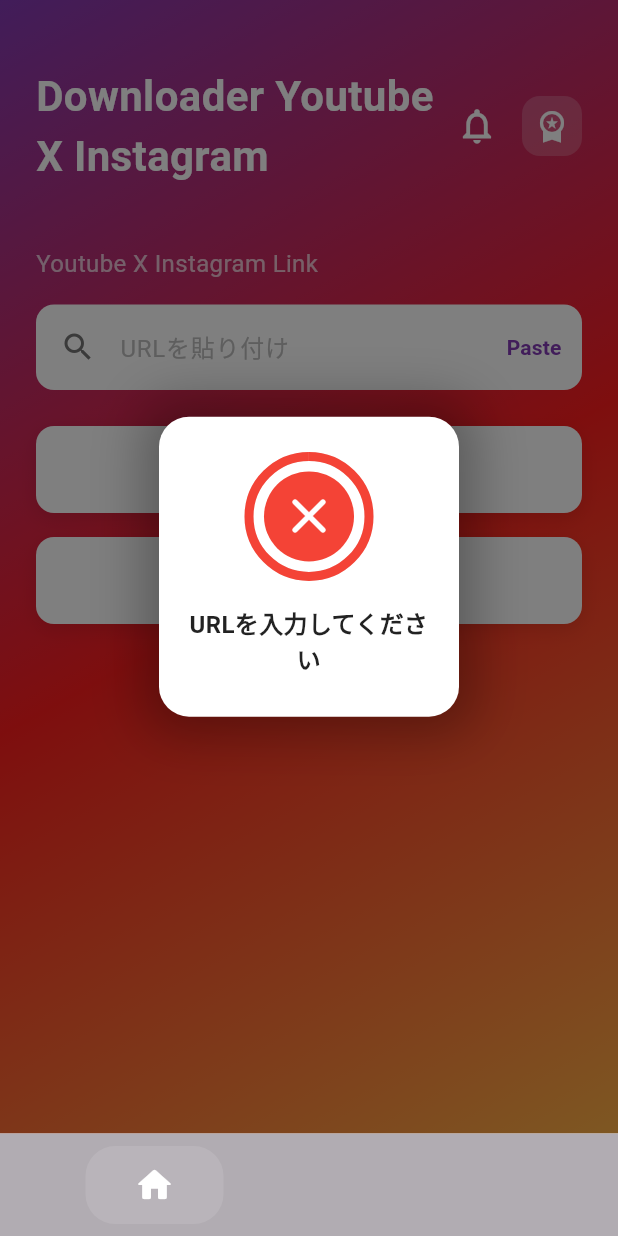
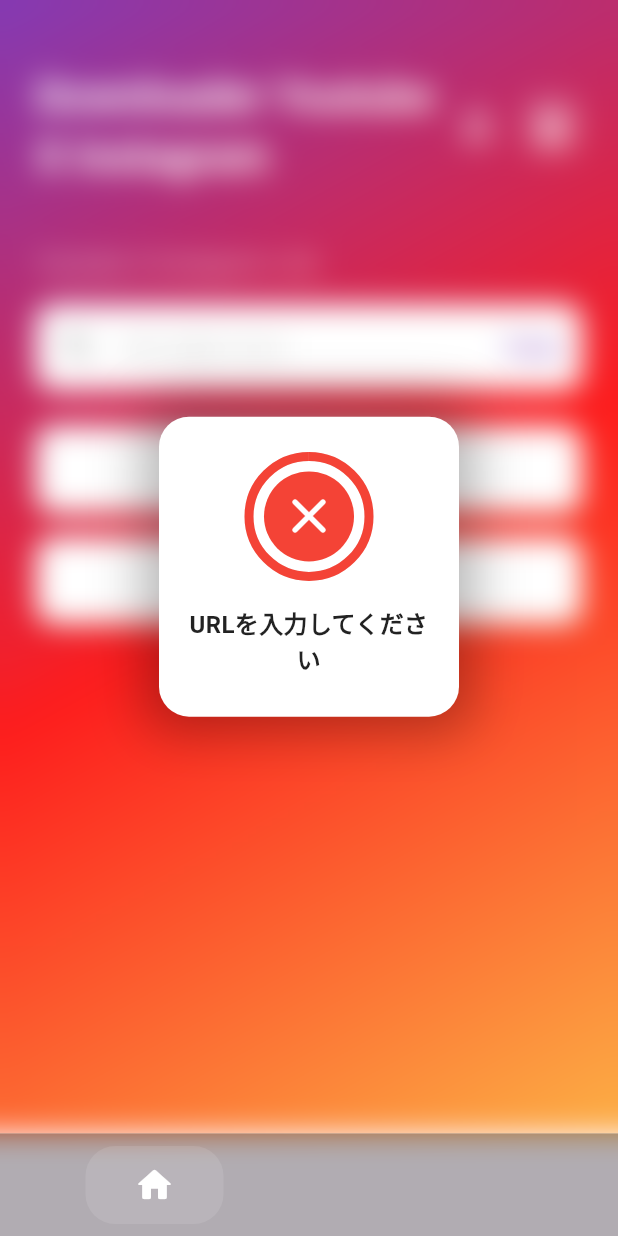
Before and after one commit to Mitchy03/video-saver-app, a Flutter app: the screen it shows after launch, after a tap on "Download", on a phone screen of 412 x 824 dp. Run offline on Flutter 3.47's test engine with Material 3 defaults, Android fonts, the phone set to English and light mode, and no system bars; drawn by our look-alikes of flutter_animate; our stand-ins replace confetti, google_mobile_ads, shared_preferences; missing offline and left inert: process_run, purchases_flutter.

Commit message:
Add blurred overlay and popups to download screen

```diff
--- a/lib/screens/download_screen.dart
+++ b/lib/screens/download_screen.dart
@@ -1,4 +1,5 @@
 import 'dart:async';
+import 'dart:ui';
 
 import 'package:flutter/material.dart';
 import 'package:flutter_animate/flutter_animate.dart';
@@ -119,6 +120,7 @@ class _ModernDownloadScreenState extends State<ModernDownloadScreen> {
     return Scaffold(
       body: Stack(
         children: [
+          // 背景
           Container(
             decoration: BoxDecoration(
               gradient: LinearGradient(
@@ -155,18 +157,26 @@ class _ModernDownloadScreenState extends State<ModernDownloadScreen> {
             ),
           ),
 
-          // Apple Pay風Complete表示
+          // ブラー背景（ダウンロード中・Complete・エラー時）
+          if (_isDownloading || _showComplete || _showError)
+            BackdropFilter(
+              filter: ImageFilter.blur(sigmaX: 10, sigmaY: 10),
+              child: Container(
+                color: Colors.transparent,
+              ),
+            ),
+
+          // Complete ポップアップ
           AnimatedOpacity(
             opacity: _showComplete ? 1.0 : 0.0,
-            duration: Duration(milliseconds: 300),
+            duration: Duration(milliseconds: 400),
+            curve: Curves.easeInOut,
             child: AnimatedScale(
               scale: _showComplete ? 1.0 : 0.8,
-              duration: Duration(milliseconds: 300),
+              duration: Duration(milliseconds: 400),
               curve: Curves.easeInOut,
               child: _showComplete
-                  ? Container(
-                      color: Colors.black.withOpacity(0.5),
-                      child: Center(
+                  ? Center(
                       child: Container(
                         width: 200,
                         height: 200,
@@ -211,9 +221,7 @@ class _ModernDownloadScreenState extends State<ModernDownloadScreen> {
                                   ),
                                 ),
                               ],
-                              )
-                                  .animate()
-                                  .scale(begin: Offset(0, 0), duration: 400.ms, curve: Curves.elasticOut),
+                            ).animate().scale(begin: Offset(0, 0), duration: 400.ms, curve: Curves.elasticOut),
                             SizedBox(height: 20),
                             Text(
                               'Complete',
@@ -226,23 +234,22 @@ class _ModernDownloadScreenState extends State<ModernDownloadScreen> {
                           ],
                         ),
                       ),
-                      ),
                     )
                   : SizedBox.shrink(),
             ),
           ),
 
+          // エラーポップアップ
           AnimatedOpacity(
             opacity: _showError ? 1.0 : 0.0,
-            duration: Duration(milliseconds: 300),
+            duration: Duration(milliseconds: 400),
+            curve: Curves.easeInOut,
             child: AnimatedScale(
               scale: _showError ? 1.0 : 0.8,
-              duration: Duration(milliseconds: 300),
+              duration: Duration(milliseconds: 400),
               curve: Curves.easeInOut,
               child: _showError
-                  ? Container(
-                      color: Colors.black.withOpacity(0.5),
-                      child: Center(
+                  ? Center(
                       child: Container(
                         width: 200,
                         height: 200,
@@ -302,7 +309,6 @@ class _ModernDownloadScreenState extends State<ModernDownloadScreen> {
                               ).animate(delay: 200.ms).fadeIn().slideY(begin: 0.3, end: 0),
                             ),
                           ],
-                          ),
                         ),
                       ),
                     )
```
Lines whose indentation alone changed are shown as unchanged.
